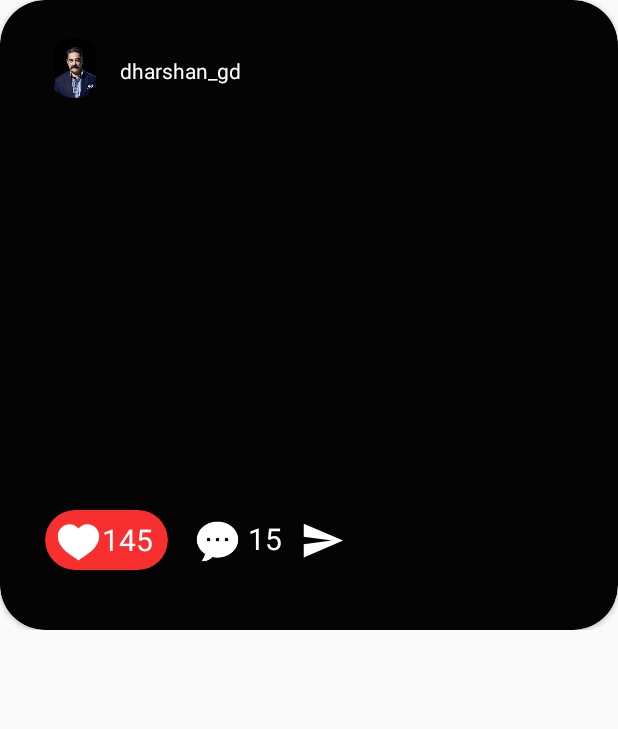
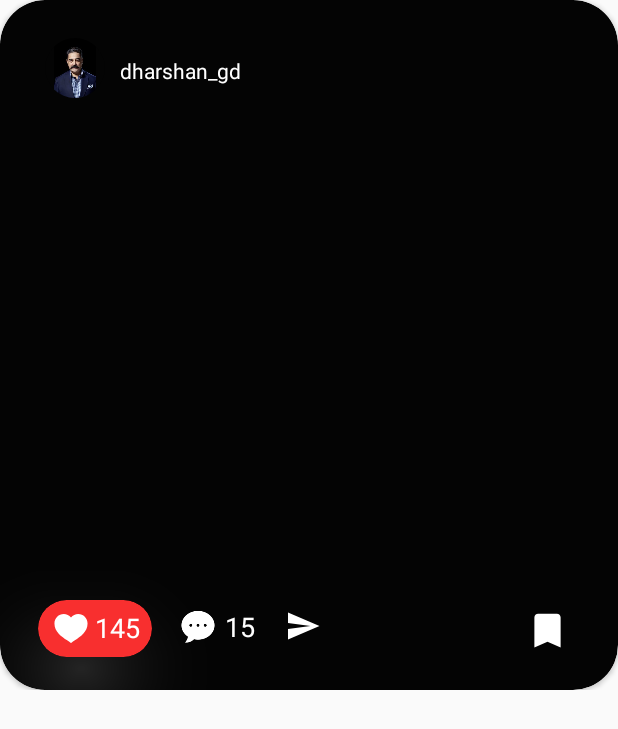
Before and after one commit to guru-dharshan/Instaredesign, an Android app: the layout postlayout.xml on its own in the app's theme, with its tools: preview values and no code run, on a phone screen of 412 x 824 dp. Shown: the top 729 px of the screen. Run offline under Robolectric (Android 15) with nearby library versions, the phone set to English and light mode, and no system bars.

Commit message:
intial commit

```diff
--- a/app/build.gradle
+++ b/app/build.gradle
@@ -30,7 +30,8 @@ dependencies {
     implementation 'androidx.cardview:cardview:1.0.0'
     testImplementation 'junit:junit:4.12'
     implementation 'androidx.constraintlayout:constraintlayout:2.0.1'
-
+    implementation 'com.github.bumptech.glide:glide:4.11.0'
+    annotationProcessor 'com.github.bumptech.glide:compiler:4.11.0'
     androidTestImplementation 'androidx.test.ext:junit:1.1.2'
     androidTestImplementation 'androidx.test.espresso:espresso-core:3.3.0'
 
--- a/app/src/main/java/com/example/instaredesign/postadapter.java
+++ b/app/src/main/java/com/example/instaredesign/postadapter.java
@@ -8,6 +8,8 @@ import android.widget.ImageView;
 
 import androidx.annotation.NonNull;
 import androidx.recyclerview.widget.RecyclerView;
+
+import com.bumptech.glide.Glide;
 
 import java.util.List;
 
@@ -37,7 +39,7 @@ import java.util.List;
         @Override
         public void onBindViewHolder(@NonNull MyViewHolder holder, int position) {
             int id = context.getResources().getIdentifier(postlist.get(position), "drawable", context.getPackageName());
-            holder.imgThumbnail.setImageResource(id);
+            Glide.with(context).load(id).centerCrop().into(holder.imgThumbnail);
         }
 
 
--- /dev/null
+++ b/app/src/main/res/drawable/ic_baseline_bookmark_24.xml
@@ -0,0 +1,5 @@
+<vector android:height="24dp" android:tint="#FFFFFF"
+    android:viewportHeight="24" android:viewportWidth="24"
+    android:width="24dp" xmlns:android="http://schemas.android.com/apk/res/android">
+    <path android:fillColor="@android:color/white" android:pathData="M17,3H7c-1.1,0 -1.99,0.9 -1.99,2L5,21l7,-3 7,3V5c0,-1.1 -0.9,-2 -2,-2z"/>
+</vector>
--- a/app/src/main/res/layout/postlayout.xml
+++ b/app/src/main/res/layout/postlayout.xml
@@ -3,11 +3,12 @@
     xmlns:android="http://schemas.android.com/apk/res/android"
     xmlns:app="http://schemas.android.com/apk/res-auto"
     android:layout_width="match_parent"
+    android:layout_marginBottom="20dp"
     android:layout_height="wrap_content">
 
     <androidx.cardview.widget.CardView
         android:layout_width="match_parent"
-        android:layout_height="420dp"
+        android:layout_height="460dp"
         app:cardBackgroundColor="#040404"
         app:cardCornerRadius="30dp">
 
@@ -40,20 +41,21 @@
             android:textColor="#ffffff" />
 
         <androidx.cardview.widget.CardView
-            android:layout_width="82dp"
-            android:layout_height="40dp"
-            android:layout_marginLeft="30dp"
-            android:layout_marginTop="340dp"
+            android:layout_width="76dp"
+            android:layout_height="38dp"
+            android:layout_marginLeft="25dp"
+            android:layout_marginTop="400dp"
             app:cardBackgroundColor="#F82F2F"
             app:cardCornerRadius="30dp"
-            app:cardElevation="10dp">
+            android:outlineSpotShadowColor="#FFFFFF"
+            app:cardElevation="30dp">
 
             <ImageView
-                android:layout_width="30dp"
-                android:layout_height="30dp"
-                android:layout_marginLeft="7dp"
+                android:layout_width="24dp"
+                android:layout_height="24dp"
+                android:layout_marginLeft="10dp"
                 android:elevation="10dp"
-                android:layout_marginTop="5dp"
+                android:layout_marginTop="6dp"
                 android:src="@drawable/ic_heart" />
 
             <TextView
@@ -63,30 +65,38 @@
                 android:layout_marginTop="6dp"
                 android:text="145"
                 android:textColor="#ffffff"
-                android:textSize="20sp" />
+                android:textSize="18sp" />
         </androidx.cardview.widget.CardView>
+
+        <ImageView
+            android:layout_width="24dp"
+            android:layout_height="24dp"
+            android:src="@drawable/chat"
+            android:layout_marginTop="405dp"
+            android:layout_marginLeft="120dp"
+            android:elevation="10dp"/>
+        <TextView
+            android:layout_width="wrap_content"
+            android:layout_height="wrap_content"
+            android:layout_marginLeft="150dp"
+            android:layout_marginTop="405dp"
+            android:text="15"
+            android:textColor="#ffffff"
+            android:textSize="18sp" />
+        <ImageView
+            android:layout_width="24dp"
+            android:layout_height="24dp"
+            android:src="@drawable/ic_baseline_send_24"
+            android:layout_marginTop="405dp"
+            android:layout_marginLeft="190dp"
+            android:elevation="10dp"/>
 
         <ImageView
             android:layout_width="30dp"
             android:layout_height="30dp"
-            android:src="@drawable/chat"
-            android:layout_marginTop="345dp"
-            android:layout_marginLeft="130dp"
-            android:elevation="10dp"/>
-        <TextView
-            android:layout_width="wrap_content"
-            android:layout_height="wrap_content"
-            android:layout_marginLeft="165dp"
-            android:layout_marginTop="345dp"
-            android:text="15"
-            android:textColor="#ffffff"
-            android:textSize="20sp" />
-        <ImageView
-            android:layout_width="30dp"
-            android:layout_height="30dp"
-            android:src="@drawable/ic_baseline_send_24"
-            android:layout_marginTop="345dp"
-            android:layout_marginLeft="200dp"
+            android:src="@drawable/ic_baseline_bookmark_24"
+            android:layout_marginTop="405dp"
+            android:layout_marginLeft="350dp"
             android:elevation="10dp"/>
 
 
```
Also changed, not shown: app/src/main/res/drawable/ic_instasave.xml (added, +34 -0 lines), app/src/main/res/drawable/ic_save.xml (added, +34 -0 lines), app/src/main/res/layout/activity_main.xml (+6 -4 lines).
